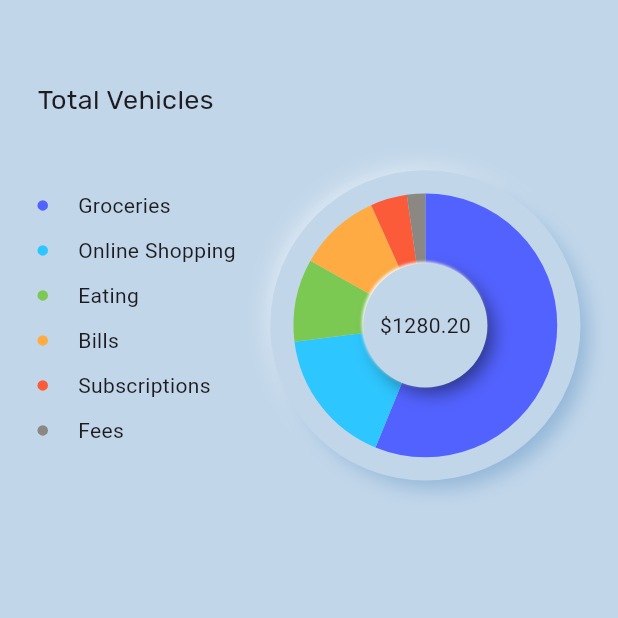
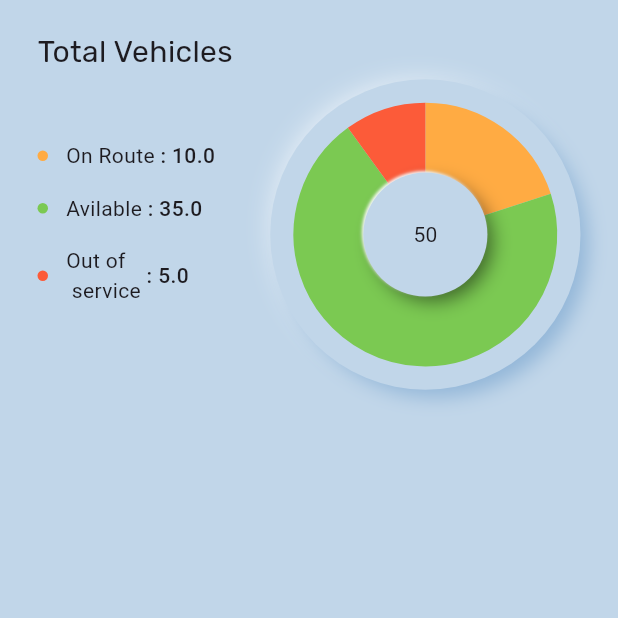
Before and after one commit to MohamedAbdelrehem/SLS-MVP_Microsoft, a Flutter app: the TotalVehiclesPieChart screen opened directly, on a phone screen of 412 x 824 dp, the top half of it. Run offline on Flutter 3.47's test engine with Material 3 defaults, Android fonts, the phone set to English and light mode, and no system bars; our stand-ins replace curved_navigation_bar, flutter_gemini, flutter_map, flutter_svg, go_router, google_fonts and 2 more.

Commit message:
Update padding and text styles in home_view_body.dart and categories_row.dart

```diff
--- a/lib/features/home/widgets/home_view_body.dart
+++ b/lib/features/home/widgets/home_view_body.dart
@@ -15,10 +15,10 @@ class HomeViewBody extends StatelessWidget {
       child: Column(
         children: [
           const Padding(
-            padding: EdgeInsets.all(30),
+            padding: EdgeInsets.all(20),
             child: CustomContainer(
               width: 500,
-              height: 450,
+              height: 350,
               child: TotalVehiclesPieChart(),
             ),
           ),
--- a/lib/features/home/widgets/neumorphic_expenses/categories_row.dart
+++ b/lib/features/home/widgets/neumorphic_expenses/categories_row.dart
@@ -37,7 +37,7 @@ class ExpenseCategory extends StatelessWidget {
   @override
   Widget build(BuildContext context) {
     return Padding(
-      padding: const EdgeInsets.only(bottom: 10),
+      padding: const EdgeInsets.only(bottom: 15),
       child: Row(
         children: <Widget>[
           Container(
@@ -49,8 +49,10 @@ class ExpenseCategory extends StatelessWidget {
                   kNeumorphicColors.elementAt(index % kNeumorphicColors.length),
             ),
           ),
-          const SizedBox(width: 20),
+          const SizedBox(width: 12),
           Text(text.capitalize()),
+          Text(' : ${kCategories.elementAt(index).amount.toString()}',
+              style: const TextStyle(fontWeight: FontWeight.w500)),
         ],
       ),
     );
--- a/lib/features/home/widgets/neumorphic_expenses/pie_chart.dart
+++ b/lib/features/home/widgets/neumorphic_expenses/pie_chart.dart
@@ -60,19 +60,17 @@ class Category {
 }
 
 final kCategories = [
-  Category('groceries', amount: 500.00),
-  Category('online Shopping', amount: 150.00),
-  Category('eating', amount: 90.00),
-  Category('bills', amount: 90.00),
-  Category('subscriptions', amount: 40.00),
-  Category('fees', amount: 20.00),
+  Category('On Route', amount: 10),
+  Category('Avilable', amount: 35),
+  Category('''Out of
+ service''', amount: 5),
 ];
 
 final kNeumorphicColors = [
+  const Color.fromRGBO(255, 171, 67, 1), // rgb(255, 171, 67)
+  const Color.fromRGBO(123, 201, 82, 1), // rgb(123, 201, 82)
+  const Color.fromRGBO(252, 91, 57, 1), //  rgb(252, 91, 57)
   const Color.fromRGBO(82, 98, 255, 1), //  rgb(82, 98, 255)
   const Color.fromRGBO(46, 198, 255, 1), // rgb(46, 198, 255)
-  const Color.fromRGBO(123, 201, 82, 1), // rgb(123, 201, 82)
-  const Color.fromRGBO(255, 171, 67, 1), // rgb(255, 171, 67)
-  const Color.fromRGBO(252, 91, 57, 1), //  rgb(252, 91, 57)
   const Color.fromRGBO(139, 135, 130, 1), //rgb(139, 135, 130)
 ];
--- a/lib/features/home/widgets/neumorphic_expenses/pie_chart_view.dart
+++ b/lib/features/home/widgets/neumorphic_expenses/pie_chart_view.dart
@@ -67,7 +67,7 @@ class PieChartView extends StatelessWidget {
                     ],
                   ),
                   child: const Center(
-                    child: Text('\$1280.20'),
+                    child: Text('50'),
                   ),
                 ),
               ),
--- a/lib/features/home/widgets/neumorphic_expenses/totalVehicles_view.dart
+++ b/lib/features/home/widgets/neumorphic_expenses/totalVehicles_view.dart
@@ -15,21 +15,21 @@ class TotalVehiclesPieChart extends StatelessWidget {
         child: Column(
           children: <Widget>[
             SizedBox(
-              height: height * 0.43,
+              height: height * 0.32,
               child: Padding(
                 padding: const EdgeInsets.symmetric(horizontal: 25.0),
                 child: Column(
                   crossAxisAlignment: CrossAxisAlignment.start,
                   children: <Widget>[
-                    SizedBox(height: height * 0.065),
+                    SizedBox(height: 20),
                     Text(
                       'Total Vehicles',
                       style: GoogleFonts.rubik(
-                          fontWeight: FontWeight.w400, fontSize: 18),
+                          fontWeight: FontWeight.w400, fontSize: 20),
                     ),
                     const Expanded(
                       child: Row(
-                        children: <Widget>[
+                        children: [
                           CategoriesRow(),
                           PieChartView(),
                         ],
```
